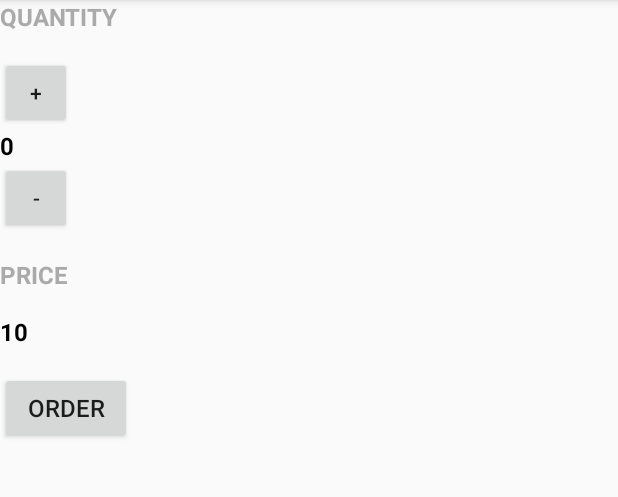
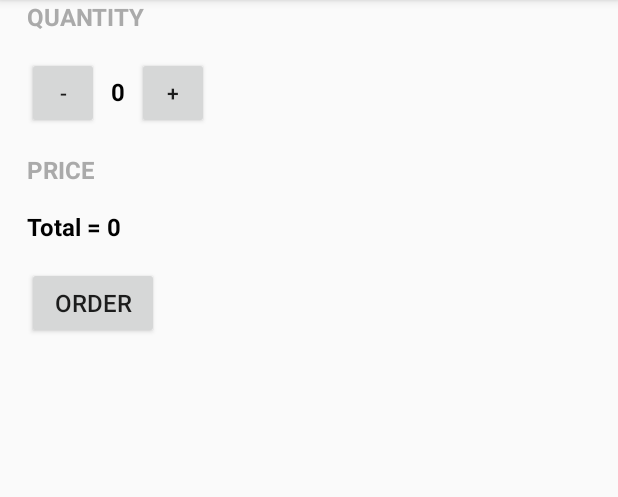
Before and after one commit to CyfrowySledz/JustJava, an Android app: the screen it shows after launch (MainActivity), on a phone screen of 412 x 824 dp, the part 84-581 px from its top. Run offline under Robolectric (Android 15) with nearby library versions, the phone set to English and light mode, and no system bars.

Commit message:
end of lesson 2b

```diff
--- a/app/src/main/java/com/example/android/justjava/MainActivity.java
+++ b/app/src/main/java/com/example/android/justjava/MainActivity.java
@@ -1,7 +1,7 @@
 package com.example.android.justjava;
 
+import android.os.Bundle;
 import android.support.v7.app.AppCompatActivity;
-import android.os.Bundle;
 import android.view.View;
 import android.widget.TextView;
 
@@ -9,6 +9,7 @@ import java.text.NumberFormat;
 
 public class MainActivity extends AppCompatActivity {
     int quantity=0;
+    String priceMessage = "Free";
 
     @Override
     protected void onCreate(Bundle savedInstanceState) {
@@ -17,8 +18,11 @@ public class MainActivity extends AppCompatActivity {
     }
 
     public void submitOrder(View view){
-        display(quantity);
-        displayPrice(quantity*5);
+        int price = quantity * 5;
+
+        priceMessage = "Total = " + price + "\nThank you!";
+        displayMessage(priceMessage);
+
     }
 
     private void display(int number) {
@@ -31,6 +35,11 @@ public class MainActivity extends AppCompatActivity {
         priceTextView.setText(NumberFormat.getCurrencyInstance().format(number));
     }
 
+    public void displayMessage(String message) {
+        TextView priceTextView = (TextView) findViewById(R.id.price_text_view);
+        priceTextView.setText(message);
+    }
+
     public void increment (View view){
         quantity=quantity+1;
         display(quantity);
--- a/app/src/main/res/layout/activity_main.xml
+++ b/app/src/main/res/layout/activity_main.xml
@@ -4,6 +4,7 @@
     android:id="@+id/activity_main"
     android:layout_width="match_parent"
     android:layout_height="match_parent"
+    android:layout_marginLeft="18dp"
     android:orientation="vertical"
     tools:context="com.example.android.justjava.MainActivity">
 
@@ -11,66 +12,73 @@
         android:id="@+id/quantity_label"
         android:layout_width="wrap_content"
         android:layout_height="wrap_content"
+        android:layout_marginBottom="16dp"
         android:text="Quantity"
         android:textAllCaps="true"
-        android:textStyle="normal|bold"
         android:textColor="@android:color/darker_gray"
-        android:layout_marginBottom="16dp"
-        android:textSize="16sp" />
+        android:textSize="16sp"
+        android:textStyle="normal|bold" />
+
+    <LinearLayout
+        android:id="@+id/innerView"
+        android:layout_width="wrap_content"
+        android:layout_height="wrap_content"
+        android:orientation="horizontal">
 
         <Button
             android:layout_width="48dp"
             android:layout_height="48dp"
-        android:text="+"
-        android:onClick="increment"
-        />
+            android:onClick="decrement"
+            android:text="-" />
 
         <TextView
             android:id="@+id/quantity_text_view"
             android:layout_width="wrap_content"
             android:layout_height="wrap_content"
+            android:layout_marginLeft="8dp"
+            android:layout_marginRight="8dp"
             android:text="0"
-        android:textStyle="normal|bold"
+            android:textColor="@android:color/black"
             android:textSize="16sp"
-        android:textColor="@android:color/black"
-        />
+            android:textStyle="normal|bold" />
 
         <Button
             android:layout_width="48dp"
             android:layout_height="48dp"
-        android:text="-"
-        android:onClick="decrement"
-        />
+            android:onClick="increment"
+            android:text="+" />
+
+    </LinearLayout>
 
     <TextView
         android:id="@+id/price_label"
         android:layout_width="wrap_content"
         android:layout_height="wrap_content"
+        android:layout_marginBottom="16dp"
+        android:layout_marginTop="16dp"
         android:text="Price"
         android:textAllCaps="true"
-        android:textStyle="normal|bold"
         android:textColor="@android:color/darker_gray"
-        android:layout_marginBottom="16dp"
-        android:layout_marginTop="16dp"
-        android:textSize="16sp" />
+        android:textSize="16sp"
+        android:textStyle="normal|bold" />
 
     <TextView
         android:id="@+id/price_text_view"
         android:layout_width="wrap_content"
         android:layout_height="wrap_content"
-        android:text="10"
+        android:text="Total = 0"
+        android:textColor="@android:color/black"
+        android:textSize="16sp"
         android:textStyle="normal|bold"
-        android:textSize="16sp"
-        android:textColor="@android:color/black"
         />
 
     <Button
         android:id="@+id/order_button"
         android:layout_width="wrap_content"
         android:layout_height="wrap_content"
+        android:layout_marginTop="16dp"
+        android:onClick="submitOrder"
         android:text="Order"
         android:textSize="16sp"
-        android:layout_marginTop="16dp"
-        android:onClick="submitOrder"
         />
 </LinearLayout>
```
Lines whose indentation alone changed are shown as unchanged.
